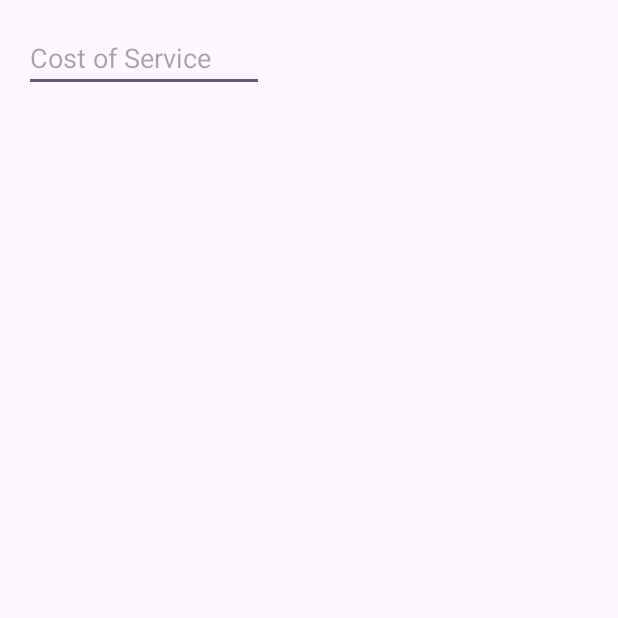
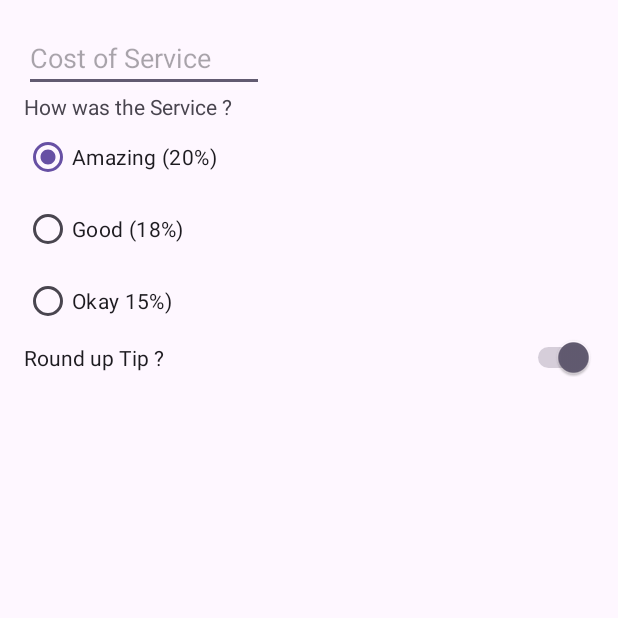
Before and after one commit to mohittalwar23/androiddev, an Android app: the screen it shows after launch (MainActivity), on a phone screen of 412 x 824 dp, the top half of it. Run offline under Robolectric (Android 15) with nearby library versions, the phone set to English and light mode, and no system bars.

Commit message:
added the switch

```diff
--- a/TipCalculator/app/src/main/res/layout/activity_main.xml
+++ b/TipCalculator/app/src/main/res/layout/activity_main.xml
@@ -16,5 +16,53 @@
         android:hint="Cost of Service"
         app:layout_constraintStart_toStartOf="parent"
         app:layout_constraintTop_toTopOf="parent" />
+    <TextView
+        android:layout_width="wrap_content"
+        android:layout_height="wrap_content"
+        android:text="How was the Service ?"
+        android:id="@+id/service_question"
+        app:layout_constraintStart_toStartOf="parent"
+        app:layout_constraintTop_toBottomOf="@id/cost_of_service"/>
+
+    <RadioGroup
+        android:id="@+id/tip_options"
+        android:checkedButton="@id/option_twenty_percent"
+        android:layout_width="wrap_content"
+        android:layout_height="wrap_content"
+        android:orientation="vertical"
+        app:layout_constraintStart_toStartOf="parent"
+        app:layout_constraintTop_toBottomOf="@id/service_question">
+
+        <RadioButton
+            android:id="@+id/option_twenty_percent"
+            android:layout_width="wrap_content"
+            android:layout_height="wrap_content"
+            android:text="Amazing (20%)" />
+
+        <RadioButton
+            android:id="@+id/option_eighteen_percent"
+            android:layout_width="wrap_content"
+            android:layout_height="wrap_content"
+            android:text="Good (18%)" />
+
+        <RadioButton
+            android:id="@+id/option_fifteen_percent"
+            android:layout_width="wrap_content"
+            android:layout_height="wrap_content"
+            android:text="Okay 15%)" />
+
+    </RadioGroup>
+
+    <Switch
+        android:layout_width="0dp"
+        android:layout_height="wrap_content"
+        android:id="@+id/round_up_switch"
+        android:text="Round up Tip ?"
+        android:checked="true"
+        app:layout_constraintStart_toStartOf="@id/tip_options"
+        app:layout_constraintEnd_toEndOf="parent"
+        app:layout_constraintTop_toBottomOf="@id/tip_options"  />
+
+
 
 </androidx.constraintlayout.widget.ConstraintLayout>
```
